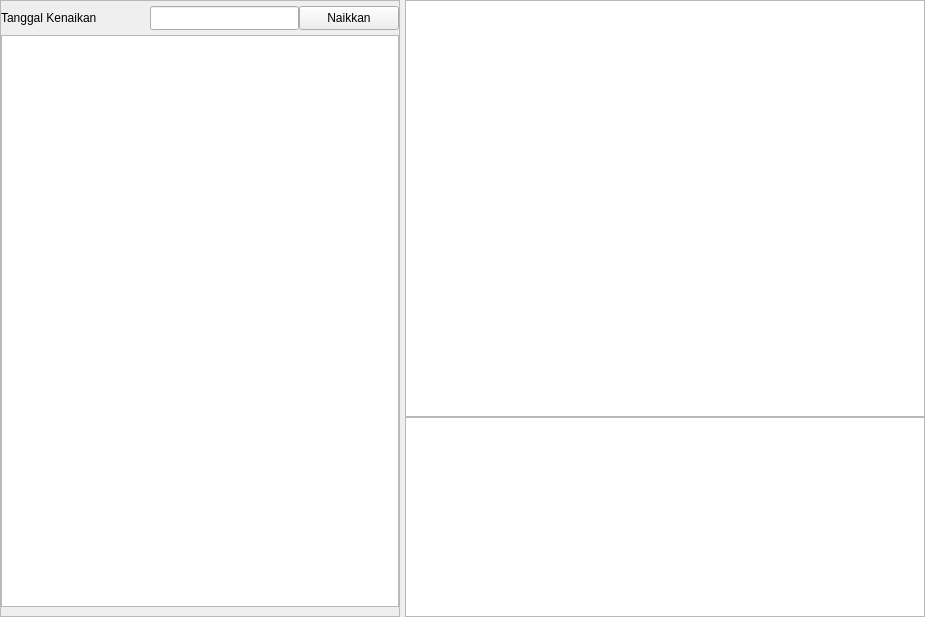
Before: the Qt Designer form ui/sources/page_kenaikan.ui in asjach/db_app, drawn with Qt 5.
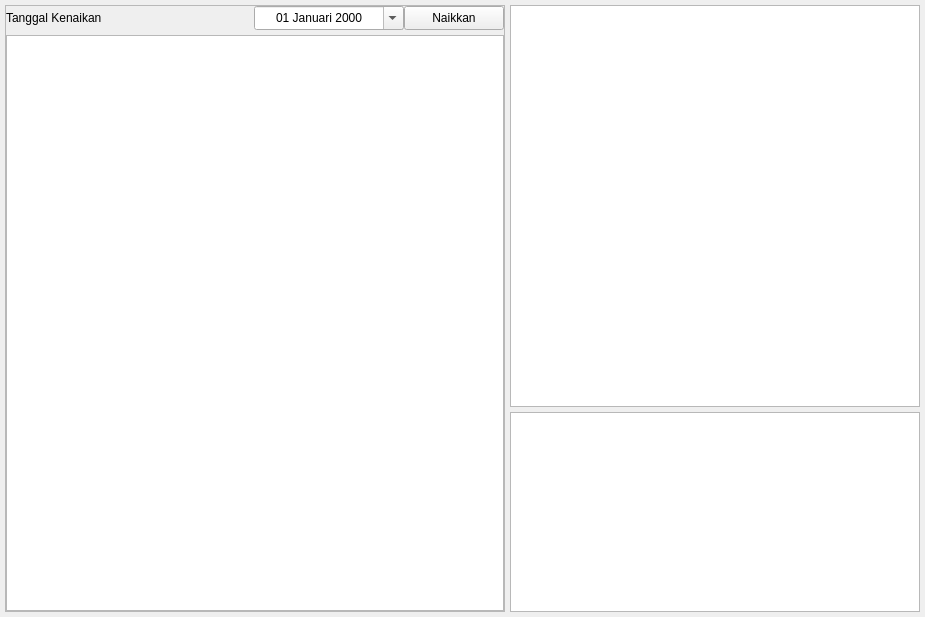
After: the same form once the commit is applied.

```diff
--- a/ui/sources/page_kenaikan.ui
+++ b/ui/sources/page_kenaikan.ui
@@ -15,22 +15,19 @@
   </property>
   <layout class="QGridLayout" name="gridLayout">
    <property name="leftMargin">
-    <number>0</number>
+    <number>5</number>
    </property>
    <property name="topMargin">
-    <number>0</number>
+    <number>5</number>
    </property>
    <property name="rightMargin">
-    <number>0</number>
+    <number>5</number>
    </property>
    <property name="bottomMargin">
-    <number>0</number>
-   </property>
-   <property name="horizontalSpacing">
     <number>5</number>
    </property>
-   <property name="verticalSpacing">
-    <number>0</number>
+   <property name="spacing">
+    <number>5</number>
    </property>
    <item row="0" column="1">
     <widget class="QTableWidget" name="tbl_siswa_naik"/>
@@ -61,13 +58,13 @@
     <widget class="QFrame" name="frame_kiri">
      <property name="minimumSize">
       <size>
-       <width>400</width>
+       <width>500</width>
        <height>0</height>
       </size>
      </property>
      <property name="maximumSize">
       <size>
-       <width>400</width>
+       <width>500</width>
        <height>16777215</height>
       </size>
      </property>
@@ -82,13 +79,13 @@
        <number>0</number>
       </property>
       <property name="topMargin">
-       <number>5</number>
+       <number>0</number>
       </property>
       <property name="rightMargin">
        <number>0</number>
       </property>
       <property name="bottomMargin">
-       <number>9</number>
+       <number>0</number>
       </property>
       <property name="horizontalSpacing">
        <number>0</number>
@@ -103,22 +100,6 @@
         </property>
        </widget>
       </item>
-      <item row="0" column="1">
-       <widget class="QLineEdit" name="line_tgl_naik">
-        <property name="sizePolicy">
-         <sizepolicy hsizetype="Preferred" vsizetype="Fixed">
-          <horstretch>0</horstretch>
-          <verstretch>0</verstretch>
-         </sizepolicy>
-        </property>
-        <property name="minimumSize">
-         <size>
-          <width>120</width>
-          <height>24</height>
-         </size>
-        </property>
-       </widget>
-      </item>
       <item row="0" column="2">
        <widget class="QPushButton" name="btn_naikkan">
         <property name="minimumSize">
@@ -139,7 +120,35 @@
        </widget>
       </item>
       <item row="1" column="0" colspan="3">
-       <widget class="QTableWidget" name="tbl_list_siswa"/>
+       <widget class="QTableWidget" name="tbl_list_siswa_kenaikan"/>
+      </item>
+      <item row="0" column="1">
+       <widget class="QDateEdit" name="date_tgl_naik">
+        <property name="minimumSize">
+         <size>
+          <width>150</width>
+          <height>24</height>
+         </size>
+        </property>
+        <property name="maximumSize">
+         <size>
+          <width>150</width>
+          <height>16777215</height>
+         </size>
+        </property>
+        <property name="locale">
+         <locale language="Indonesian" country="Indonesia"/>
+        </property>
+        <property name="alignment">
+         <set>Qt::AlignCenter</set>
+        </property>
+        <property name="displayFormat">
+         <string>dd MMMM yyyy</string>
+        </property>
+        <property name="calendarPopup">
+         <bool>true</bool>
+        </property>
+       </widget>
       </item>
      </layout>
     </widget>
```
